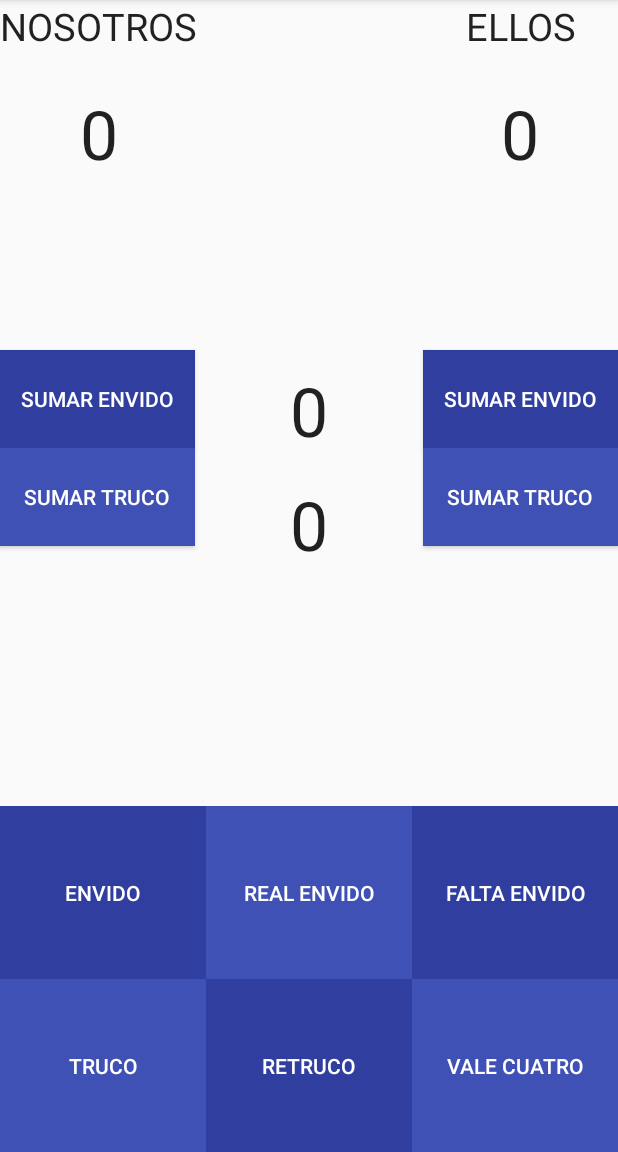
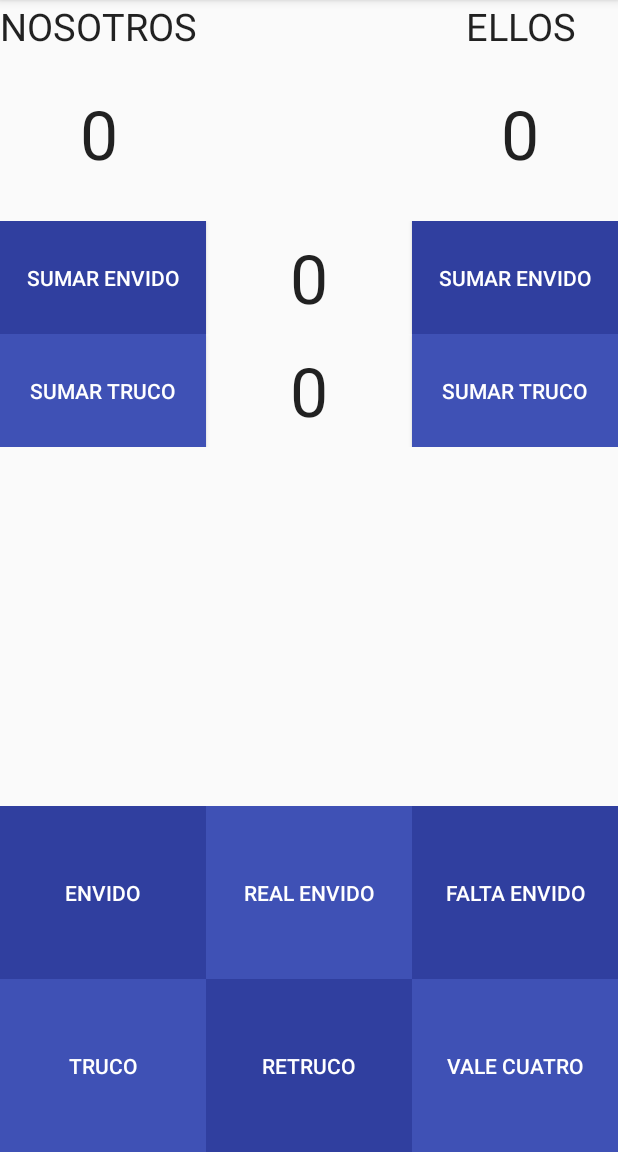
Before and after one commit to MattBarrera/AppDeTruco, an Android app: the screen it shows after launch (MainActivity), on a phone screen of 412 x 824 dp, the part 84-1236 px from its top. Run offline under Robolectric (Android 15) with nearby library versions, the phone set to English and light mode, and no system bars.

Commit message:
Arregro de la disposicion de los botones.
Falta asegurarse que el texto en el contador de puntos en disputa no se
salga del espacio o se redimensione

```diff
--- a/app/src/main/java/com/marti/appdetruco/MainActivity.java
+++ b/app/src/main/java/com/marti/appdetruco/MainActivity.java
@@ -7,10 +7,6 @@ import android.view.View;
 import android.widget.TextView;
 
 public class MainActivity extends AppCompatActivity {
-
-
-
-//    hoal que tal
 
     public String ganador;
     private Integer clickEnvido = 0;
--- a/app/src/main/res/layout/activity_main.xml
+++ b/app/src/main/res/layout/activity_main.xml
@@ -47,77 +47,6 @@
             android:text="0"/>
 
         <TextView
-            android:layout_width="wrap_content"
-            android:layout_height="wrap_content"
-            android:textAppearance="?android:attr/textAppearanceLarge"
-            android:id="@+id/puntosDisputados1"
-            android:textSize="45dp"
-            android:text="0"
-            android:layout_centerVertical="true"
-            android:layout_centerHorizontal="true"
-            android:paddingTop="10dp"/>
-
-        <TextView
-            android:layout_width="wrap_content"
-            android:layout_height="wrap_content"
-            android:textAppearance="?android:attr/textAppearanceLarge"
-            android:id="@+id/puntosDisputados2"
-            android:textSize="45dp"
-            android:layout_below="@+id/puntosDisputados1"
-            android:layout_alignLeft="@+id/puntosDisputados1"
-            android:layout_alignStart="@+id/puntosDisputados1"
-            android:paddingTop="15dp"
-            android:text="0"/>
-
-        <Button
-            android:layout_width="130dp"
-            android:layout_height="65dp"
-            android:text="Sumar truco"
-            android:id="@+id/button8"
-            android:layout_below="@+id/button7"
-            android:layout_alignParentLeft="true"
-            android:layout_alignParentStart="true"
-            android:background="#3F51B5"
-            android:textColor="#ffffff"
-            android:onClick="sumarTruco" />
-
-        <Button
-            android:layout_width="130dp"
-            android:layout_height="65dp"
-            android:text="Sumar envido"
-            android:id="@+id/button9"
-            android:layout_above="@+id/button8"
-            android:layout_alignLeft="@+id/puntosTeam2"
-            android:layout_alignStart="@+id/puntosTeam2"
-            android:background="#303F9F"
-            android:textColor="#ffffff"
-            android:onClick="sumarEnvido2" />
-
-        <Button
-            android:layout_width="130dp"
-            android:layout_height="65dp"
-            android:text="Sumar truco"
-            android:id="@+id/button10"
-            android:layout_below="@+id/button9"
-            android:layout_alignParentRight="true"
-            android:layout_alignParentEnd="true"
-            android:background="#3F51B5"
-            android:textColor="#ffffff"
-            android:onClick="sumarTruco2" />
-
-        <Button
-            android:layout_width="130dp"
-            android:layout_height="65dp"
-            android:text="Sumar envido"
-            android:id="@+id/button7"
-            android:background="#303F9F"
-            android:textColor="#ffffff"
-            android:onClick="sumarEnvido"
-            android:layout_alignTop="@+id/puntosDisputados1"
-            android:layout_alignParentLeft="true"
-            android:layout_alignParentStart="true" />
-
-        <TextView
             android:layout_width="130dp"
             android:layout_height="wrap_content"
             android:textAppearance="?android:attr/textAppearanceLarge"
@@ -129,6 +58,87 @@
             android:layout_below="@+id/nosotros"
             android:layout_alignRight="@+id/nosotros"
             android:layout_alignEnd="@+id/nosotros" />
+
+        <LinearLayout
+            android:orientation="horizontal"
+            android:layout_width="match_parent"
+            android:layout_below="@+id/puntosTeam2"
+            android:layout_alignParentLeft="true"
+            android:layout_alignParentStart="true"
+            android:layout_marginTop="28dp"
+            android:id="@+id/linearLayout5"
+            android:layout_height="75dp">
+
+            <Button
+                android:layout_width="0px"
+                android:layout_height="match_parent"
+                android:text="Sumar envido"
+                android:id="@+id/button9"
+                android:background="#303F9F"
+                android:textColor="#ffffff"
+                android:onClick="sumarEnvido2"
+                android:layout_weight="1" />
+
+            <TextView
+                android:textAppearance="?android:attr/textAppearanceLarge"
+                android:id="@+id/puntosDisputados1"
+                android:textSize="45dp"
+                android:text="0"
+                android:layout_weight="1"
+                android:gravity="center_vertical|center_horizontal"
+                android:layout_height="match_parent"
+                android:layout_width="0px" />
+
+            <Button
+                android:layout_width="0px"
+                android:layout_height="match_parent"
+                android:text="Sumar envido"
+                android:id="@+id/button7"
+                android:background="#303F9F"
+                android:textColor="#ffffff"
+                android:onClick="sumarEnvido"
+                android:layout_weight="1" />
+        </LinearLayout>
+
+        <LinearLayout
+            android:orientation="horizontal"
+            android:layout_width="match_parent"
+            android:layout_below="@+id/linearLayout5"
+            android:layout_alignParentLeft="true"
+            android:layout_alignParentStart="true"
+            android:layout_height="75dp">
+
+            <Button
+                android:layout_width="0px"
+                android:layout_height="match_parent"
+                android:text="Sumar truco"
+                android:id="@+id/button8"
+                android:background="#3F51B5"
+                android:textColor="#ffffff"
+                android:onClick="sumarTruco"
+                android:layout_weight="1" />
+
+            <TextView
+                android:layout_width="0px"
+                android:layout_height="match_parent"
+                android:textAppearance="?android:attr/textAppearanceLarge"
+                android:id="@+id/puntosDisputados2"
+                android:textSize="45dp"
+                android:text="0"
+                android:layout_weight="1"
+                android:gravity="center_vertical|center_horizontal" />
+
+            <Button
+                android:layout_width="0px"
+                android:layout_height="match_parent"
+                android:text="Sumar truco"
+                android:id="@+id/button10"
+                android:background="#3F51B5"
+                android:textColor="#ffffff"
+                android:onClick="sumarTruco2"
+                android:layout_weight="1" />
+        </LinearLayout>
+
     </RelativeLayout>
 
     <LinearLayout
```
